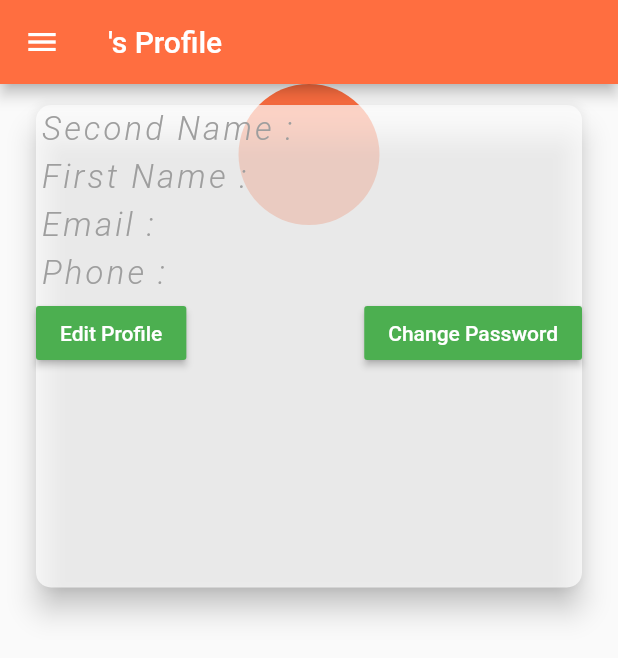
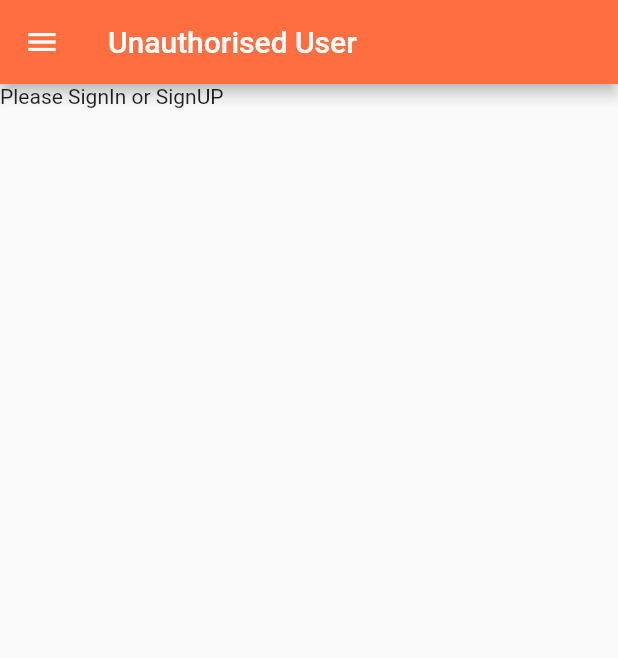
Before and after one commit to kibmuikia/rememberthee, a Flutter app: the ProfilePage screen opened by its route, on a phone screen of 412 x 824 dp. Shown: the top 658 px of the screen. Run offline on Flutter 3.47's test engine with Material 2 defaults, Android fonts, the phone set to English and light mode, and no system bars; our stand-ins replace flutter_redux, redux.

Commit message:
time:2359hrs, error in store update

```diff
--- a/lib/mystore/v1/middlewares.dart
+++ b/lib/mystore/v1/middlewares.dart
@@ -16,6 +16,7 @@ Future _processSignIn(
   print(action.user);
   print(action.user.email);
   print(action.user.password);
+  print( "fname:" + action.user.fname);
   print('\n');
 
   var url = "https://rememberthee.com/android/process_signin.php";
--- a/lib/mystore/v1/myreducers/user_reducer.dart
+++ b/lib/mystore/v1/myreducers/user_reducer.dart
@@ -19,7 +19,7 @@ Account userReducer(Account currentuser, action) {
     // end-RegisterUserAction
   } else if (action is SignInUserAction) {
     print('\t Signing-In user[returning received action.user]');
-    print("CurrentState[user] ::> $currentuser");
+    print("Current/OldState[user] ::> $currentuser");
     print(action.user);
 
     return action.user;
@@ -48,6 +48,7 @@ Account userReducer(Account currentuser, action) {
   } else if( action is ErrorOccurredAction ) {
     print( '[ErrorOccurredAction]' );
     print( action.error );
+    return action.error;
   }
   else {
     return currentuser;
--- a/lib/mystore/v1/state.dart
+++ b/lib/mystore/v1/state.dart
@@ -10,8 +10,9 @@ class AppState {
 
   AppState copyWith({user, bool isLoading}) {
     return new AppState(
-        user: user ?? this.user,
-        isLoading: isLoading ?? this.isLoading); //end-return
+        user: this.user ?? user,
+        isLoading: isLoading ?? this.isLoading
+        ); //end-return
   } //end-copyWith
 
   @override
--- a/lib/views/auth/profile.dart
+++ b/lib/views/auth/profile.dart
@@ -1,5 +1,5 @@
 import 'package:flutter/material.dart';
-// import 'package:meta/meta.dart';
+import 'package:meta/meta.dart';
 import 'package:redux/redux.dart';
 import 'package:flutter_redux/flutter_redux.dart';
 
@@ -7,10 +7,10 @@ import '../../components/mydrawer.dart';
 
 import '../../models/account.dart';
 import '../../mystore/v1/state.dart';
-import '../../mystore/v1/myactions/user_actions.dart';
+// import '../../mystore/v1/myactions/user_actions.dart';
 
 class ProfilePage extends StatefulWidget {
-  final Account authenticatedUser = new Account();
+  // final Account authenticatedUser = new Account();
   // ProfilePage({Key key, @required this.authenticatedUser}) : super(key: key);
 
   @override
@@ -23,25 +23,37 @@ class _ProfilePageState extends State<ProfilePage> {
 
   @override
   Widget build(BuildContext context) {
-    return new Scaffold(
-      key: _scaffoldKey,
-      appBar: new AppBar(
-        title: new Text(widget.authenticatedUser.fname + "'s Profile"),
-        backgroundColor: Colors.deepOrangeAccent,
-      ),
-      drawer: MyDrawer(),
-      body: Stack(
-        //mainAxisAlignment: MainAxisAlignment.spaceAround,
-        children: <Widget>[
+    return new StoreConnector<AppState, _ViewModel>(
+      converter: _ViewModel.fromStore,
+      builder: (BuildContext context, _ViewModel vm) {
+        if (vm.id == null) {
+          return new Scaffold(
+            appBar: new AppBar(
+              title: new Text( 'Unauthorised User' ),
+              backgroundColor: Colors.deepOrangeAccent,
+            ),
+            drawer: MyDrawer(),
+            body: new Text( 'Please SignIn or SignUP' )
+          );
+        } else {
+          return new Scaffold(
+            key: _scaffoldKey,
+            appBar: new AppBar(
+              title: new Text( vm.user.fname + "'s Profile" ),
+              backgroundColor: Colors.deepOrangeAccent,
+            ),//end-appBar
+            drawer: MyDrawer(),//end-drawer
+            body: Stack(
+              children: <Widget>[
           Row(
             mainAxisAlignment: MainAxisAlignment.center,
             children: <Widget>[
               CircleAvatar(
                 backgroundColor: Colors.deepOrangeAccent,
                 radius: 47.0,
-                child: Text(widget.authenticatedUser.lname +
+                child: Text(vm.user.lname +
                     "  " +
-                    widget.authenticatedUser.fname),
+                    vm.user.fname),
               ),
             ],
           ),
@@ -72,7 +84,7 @@ class _ProfilePageState extends State<ProfilePage> {
                             ),
                             Padding(
                               padding: EdgeInsets.all(3.0),
-                              child: Text(widget.authenticatedUser.lname,
+                              child: Text(vm.user.lname,
                                   style: TextStyle(
                                       color: Colors.black87,
                                       fontWeight: FontWeight.w100,
@@ -94,7 +106,7 @@ class _ProfilePageState extends State<ProfilePage> {
                             ),
                             Padding(
                               padding: EdgeInsets.all(3.0),
-                              child: Text(widget.authenticatedUser.fname,
+                              child: Text(vm.user.fname,
                                   style: TextStyle(
                                       color: Colors.black87,
                                       fontWeight: FontWeight.w100,
@@ -116,7 +128,7 @@ class _ProfilePageState extends State<ProfilePage> {
                             ),
                             Padding(
                               padding: EdgeInsets.all(3.0),
-                              child: Text(widget.authenticatedUser.email,
+                              child: Text(vm.user.email,
                                   style: TextStyle(
                                       color: Colors.black87,
                                       fontWeight: FontWeight.w100,
@@ -138,7 +150,7 @@ class _ProfilePageState extends State<ProfilePage> {
                             ),
                             Padding(
                               padding: EdgeInsets.all(3.0),
-                              child: Text(widget.authenticatedUser.phone,
+                              child: Text(vm.user.phone,
                                   style: TextStyle(
                                       color: Colors.black87,
                                       fontWeight: FontWeight.w100,
@@ -172,10 +184,15 @@ class _ProfilePageState extends State<ProfilePage> {
                 ),
               )),
         ],
-      ),
+            )//end-body
 
-      //Text(widget.authenticatedUser.email),
-    );
+            // .
+          );//end-Scaffold
+        }
+      }//end-builder
+    );//end-return-StoreConnector
+
+    // .
   } //end-Widget
 
 } //end-class-_ProfilePageState
@@ -184,20 +201,32 @@ class _ProfilePageState extends State<ProfilePage> {
 class _ViewModel {
 
   final Account user;
+  final int id;
 
-  _ViewModel( this.user );
+  _ViewModel( { @required this.id, this.user } );
 
-  factory _ViewModel.create(Store<AppState> store) {
+  static _ViewModel fromStore(Store<AppState> store) {
+    print( store.state.toString() );
+    return new _ViewModel(
+    		// We have to use the null aware operator here, so that
+    		// when there isn't a user, it just fails silently
+        // displayName: store.state.currentUser?.displayName,
+        // profileImgUrl: store.state.currentUser?.photoUrl,
+        id : store.state.user?.id
+    );
+  }
 
-    Account user = store.state.user;
+  // factory _ViewModel.create(Store<AppState> store) {
 
-    if( user.id != null ) {
-      return _ViewModel( user );
-    } else {
-      store.dispatch( ErrorOccurredAction( 'Invalid User, Please SignIN or SignUP' ) )
-    }
+  //   Account user = store.state.user;
 
-  }
+  //   if( user.id != null ) {
+  //     return _ViewModel( user );
+  //   } else {
+  //     store.dispatch( ErrorOccurredAction( 'Invalid User, Please SignIN or SignUP' ) )
+  //   }
+
+  // }//end-factory
 
 }//end- _ViewModel
 //end- _ViewModel
```
